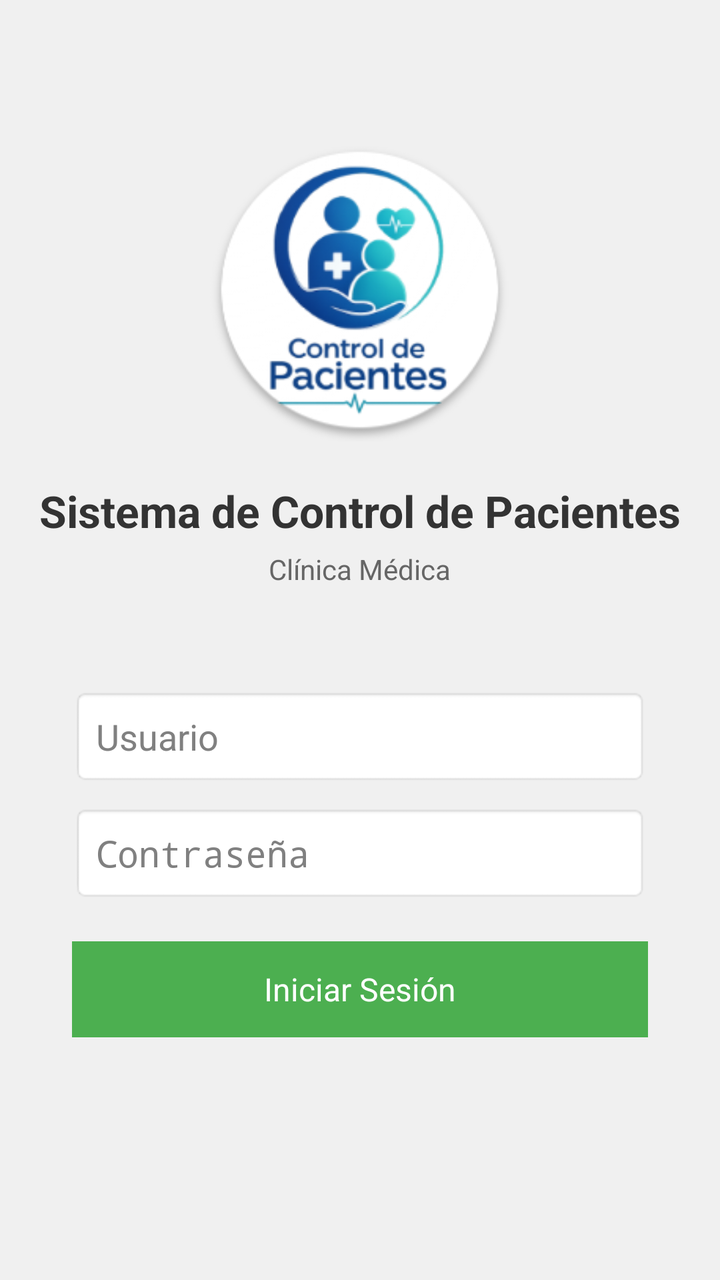
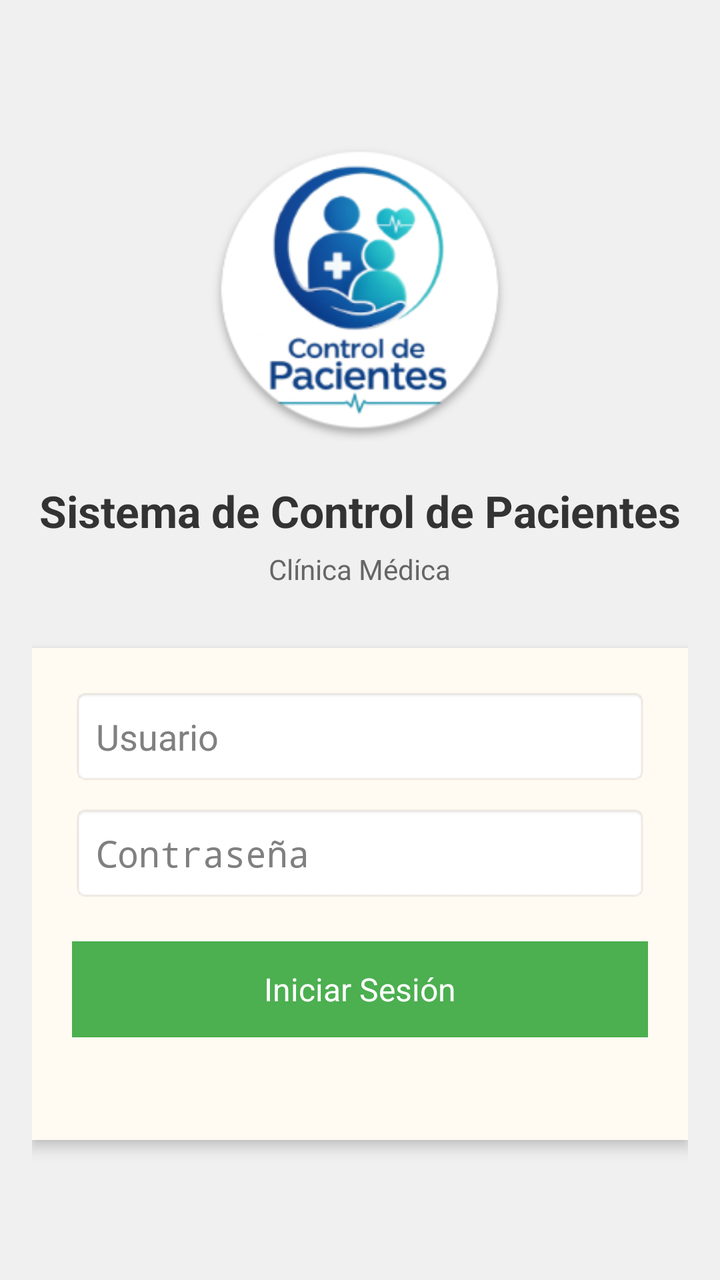

An Android layout rendered at two revisions. The XML below is the earlier revision; the diff shows what the commit changed to produce the second picture.
<!-- AndroidManifest.xml: application theme android:Theme.Holo.Light -->
<!-- res/layout/activity_login.xml -->
<?xml version="1.0" encoding="utf-8"?>
<LinearLayout xmlns:android="http://schemas.android.com/apk/res/android"
    android:layout_width="match_parent"
    android:layout_height="match_parent"
    android:orientation="vertical"
    android:padding="16dp"
    android:gravity="center"
    android:background="#f0f0f0">

    <ImageView
        android:layout_width="151dp"
        android:layout_height="151dp"
        android:src="@drawable/ic_launcher2"
        android:scaleType="fitCenter"
        android:layout_marginBottom="20dp"/>

    <TextView
        android:layout_width="wrap_content"
        android:layout_height="wrap_content"
        android:text="Sistema de Control de Pacientes"
        android:textSize="22sp"
        android:textStyle="bold"
        android:textColor="#333"
        android:layout_marginBottom="5dp"/>

    <TextView
        android:layout_width="wrap_content"
        android:layout_height="wrap_content"
        android:text="Clínica Médica"
        android:textSize="14sp"
        android:textColor="#666"
        android:layout_marginBottom="30dp"/>

    <LinearLayout
        android:layout_width="match_parent"
        android:layout_height="wrap_content"
        android:orientation="vertical"
        android:padding="20dp"
        android:elevation="4dp">

        <EditText
            android:id="@+id/etUsuario"
            android:layout_width="match_parent"
            android:layout_height="wrap_content"
            android:hint="Usuario"
            android:inputType="text"
            android:padding="12dp"
            android:background="@android:drawable/editbox_background"/>

        <EditText
            android:id="@+id/etPassword"
            android:layout_width="match_parent"
            android:layout_height="wrap_content"
            android:hint="Contraseña"
            android:inputType="textPassword"
            android:padding="12dp"
            android:layout_marginTop="10dp"
            android:background="@android:drawable/editbox_background"/>

        <Button
            android:id="@+id/btnLogin"
            android:layout_width="match_parent"
            android:layout_height="wrap_content"
            android:text="Iniciar Sesión"
            android:textSize="16sp"
            android:padding="12dp"
            android:layout_marginTop="20dp"
            android:background="#4CAF50"
            android:textColor="#ffffff"/>

        <TextView
            android:layout_width="wrap_content"
            android:layout_height="wrap_content"
            android:textSize="12sp"
            android:textColor="#999"
            android:layout_marginTop="15dp"
            android:layout_gravity="center"/>
    </LinearLayout>
</LinearLayout>
<!-- resources referenced by this layout -->
<resources>
  <!-- drawable ic_launcher2: png bitmap (drawable-hdpi, 41960 bytes) -->
</resources>

<!-- the commit's change to res/layout/activity_login.xml (unified diff, before → after) -->
@@ -34,9 +34,10 @@
     <LinearLayout
         android:layout_width="match_parent"
         android:layout_height="wrap_content"
+        android:background="#fffaf2"
+        android:elevation="4dp"
         android:orientation="vertical"
-        android:padding="20dp"
-        android:elevation="4dp">
+        android:padding="20dp" >
 
         <EditText
             android:id="@+id/etUsuario"
